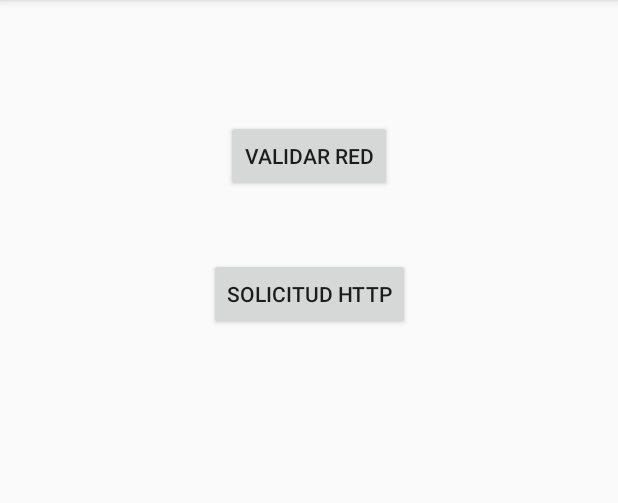
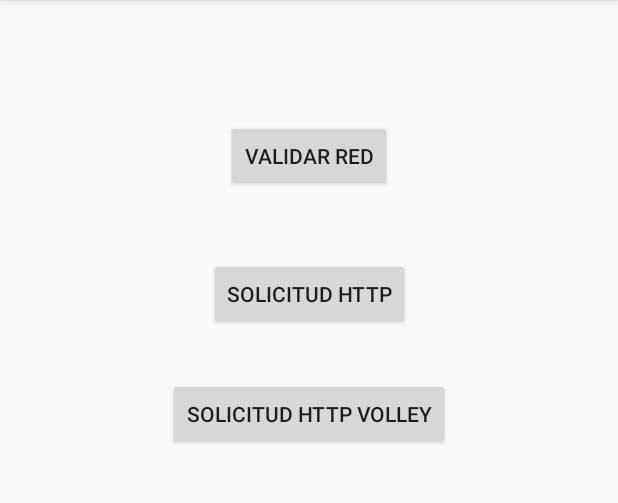
Before and after one commit to Herzh/Android-Kotlin, an Android app: the screen it shows after launch (MainActivity), after a tap on "SOLICITUD HTTP", on a phone screen of 412 x 824 dp, the part 84-587 px from its top. Run offline under Robolectric (Android 15) with nearby library versions, the phone set to English and light mode, and no system bars; our stand-ins replace Volley.

Commit message:
Uso de Libreria Volley

```diff
--- a/SolicitudesHttp/app/build.gradle
+++ b/SolicitudesHttp/app/build.gradle
@@ -30,4 +30,6 @@ dependencies {
     testImplementation 'junit:junit:4.12'
     androidTestImplementation 'com.android.support.test:runner:1.0.2'
     androidTestImplementation 'com.android.support.test.espresso:espresso-core:3.0.2'
+
+    implementation 'com.android.volley:volley:1.0.0'
 }
--- /dev/null
+++ b/SolicitudesHttp/app/src/main/java/com/example/jedidian/solicitudeshttp/CompletadoListener.kt
@@ -0,0 +1,6 @@
+package com.example.jedidian.solicitudeshttp
+
+interface CompletadoListener {
+
+    fun descargaCompleta(resultado:String)
+}
--- /dev/null
+++ b/SolicitudesHttp/app/src/main/java/com/example/jedidian/solicitudeshttp/DescargaURL.kt
@@ -0,0 +1,56 @@
+package com.example.jedidian.solicitudeshttp
+
+import android.os.AsyncTask
+import android.os.StrictMode
+import java.io.IOException
+import java.io.InputStream
+import java.net.HttpURLConnection
+import java.net.URL
+
+class DescargaURL(var completadoListener: CompletadoListener?):AsyncTask<String, Void, String>() {
+
+    override fun doInBackground(vararg params: String): String? {
+        try{
+            return descargarDatos(params[0])
+        }catch (e:IOException){
+            return null
+        }
+    }
+
+    override fun onPostExecute(result: String) {
+        try{
+            completadoListener?.descargaCompleta(result)
+        }catch(e:Exception){
+
+        }
+    }
+
+    @Throws(IOException::class)
+    private fun descargarDatos(url:String):String{
+
+        var inputStream: InputStream? = null
+
+        try {
+
+            val url = URL(url)
+            val conn = url.openConnection() as HttpURLConnection
+            conn.requestMethod = "GET"
+            conn.connect()
+
+            inputStream = conn.inputStream
+
+            return inputStream.bufferedReader().use {
+                it.readText()
+            }
+
+        }finally{
+
+            if(inputStream != null){
+                inputStream.close()
+            }
+        }
+    }
+
+
+
+}
--- a/SolicitudesHttp/app/src/main/java/com/example/jedidian/solicitudeshttp/MainActivity.kt
+++ b/SolicitudesHttp/app/src/main/java/com/example/jedidian/solicitudeshttp/MainActivity.kt
@@ -1,17 +1,26 @@
 package com.example.jedidian.solicitudeshttp
 
+import android.app.VoiceInteractor
 import android.support.v7.app.AppCompatActivity
 import android.os.Bundle
 import android.os.StrictMode
 import android.util.Log
 import android.widget.Button
 import android.widget.Toast
+import com.android.volley.Request
+import com.android.volley.Response
+import com.android.volley.toolbox.StringRequest
+import com.android.volley.toolbox.Volley
 import java.io.IOException
 import java.io.InputStream
 import java.net.HttpURLConnection
 import java.net.URL
 
-class MainActivity : AppCompatActivity() {
+class MainActivity : AppCompatActivity(), CompletadoListener {
+
+    override fun descargaCompleta(resultado: String) {
+        Log.d("descargaCompleta", resultado)
+    }
 
     override fun onCreate(savedInstanceState: Bundle?) {
         super.onCreate(savedInstanceState)
@@ -19,6 +28,7 @@ class MainActivity : AppCompatActivity() {
 
         val btn_validarRed = findViewById<Button>(R.id.Btn_validarRed)
         val btn_solicitudHttp = findViewById<Button>(R.id.Btn_solicitudHttp)
+        val btn_volley = findViewById<Button>(R.id.Btn_volley)
 
         btn_validarRed.setOnClickListener{
 
@@ -31,43 +41,45 @@ class MainActivity : AppCompatActivity() {
         }
 
         btn_solicitudHttp.setOnClickListener {
+
             //Codigo para verificar conexion a internet
             if(Network.hayRed( this)){
-                Log.d( "bSolicitudOnclick", descargarDatos("http://www.google.com"))
-                Toast.makeText(this, " solicitud hecha! ", Toast.LENGTH_LONG).show()
+
+                //Log.d( "bSolicitudOnclick", descargarDatos("http://www.google.com"))
+                DescargaURL(this).execute("http://www.google.com")
+            }else {
+
+                Toast.makeText(this, "Verifica tu conexion a internet", Toast.LENGTH_LONG).show()
+            }
+        }
+
+        btn_volley.setOnClickListener{
+
+            //Codigo para verificar conexion a internet
+            if(Network.hayRed( this)){
+                solicitudHTtpVolley("http://www.google.com")
             }else {
                 Toast.makeText(this, "Verifica tu conexion a internet", Toast.LENGTH_LONG).show()
             }
         }
+
     }
 
+    //Metodo Volley
+    private fun solicitudHTtpVolley(url:String){
 
-    @Throws(IOException::class)
-    private fun descargarDatos(url:String):String{
+        val queue = Volley.newRequestQueue(this)
 
-        val policy = StrictMode.ThreadPolicy.Builder().permitAll().build()
-        StrictMode.setThreadPolicy(policy)
+        val solicitud = StringRequest(Request.Method.GET, url, Response.Listener<String>{
+            response ->
+            try {
+                Log.d("SolicitudHttpVolley", response)
+            }catch (e: Exception){
 
-        var inputStream:InputStream? = null
+            }
+        }, Response.ErrorListener {  })
 
-        try {
+        queue.add(solicitud)
+    }
 
-            val url = URL(url)
-            val conn = url.openConnection() as HttpURLConnection
-            conn.requestMethod = "GET"
-            conn.connect()
-
-            inputStream = conn.inputStream
-
-            return inputStream.bufferedReader().use {
-                it.readText()
-            }
-
-        }finally{
-
-            if(inputStream != null){
-                inputStream.close()
-            }
-        }
-    }
 }
--- a/SolicitudesHttp/app/src/main/res/layout/activity_main.xml
+++ b/SolicitudesHttp/app/src/main/res/layout/activity_main.xml
@@ -29,4 +29,16 @@
         app:layout_constraintEnd_toEndOf="parent"
         app:layout_constraintStart_toStartOf="parent"
         app:layout_constraintTop_toBottomOf="@+id/Btn_validarRed" />
+
+    <Button
+        android:id="@+id/Btn_volley"
+        android:layout_width="wrap_content"
+        android:layout_height="wrap_content"
+        android:layout_marginEnd="8dp"
+        android:layout_marginStart="8dp"
+        android:layout_marginTop="32dp"
+        android:text="Solicitud Http Volley"
+        app:layout_constraintEnd_toEndOf="parent"
+        app:layout_constraintStart_toStartOf="parent"
+        app:layout_constraintTop_toBottomOf="@+id/Btn_solicitudHttp" />
 </android.support.constraint.ConstraintLayout>
```
